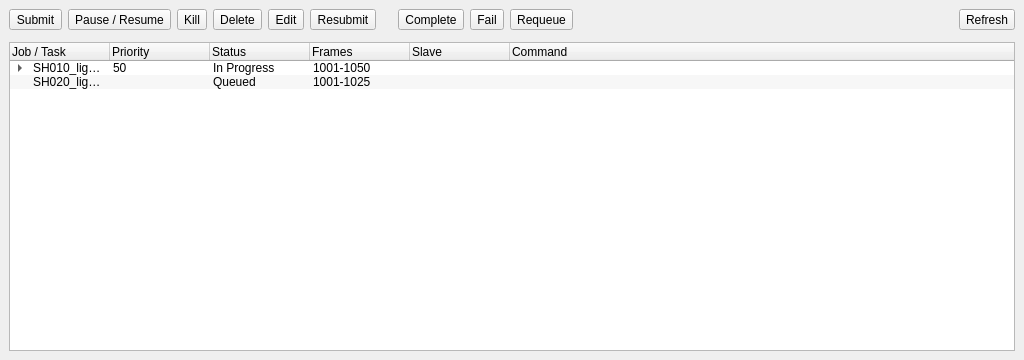
Old version of the form core/tools/gpsSubmit/queue_ui.ui in the repository mjbonnington/icarus-gps.
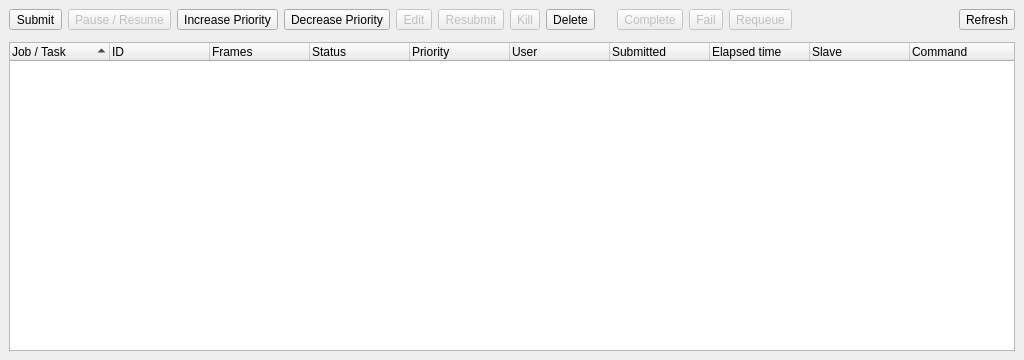
New version of the form.

Commit message: Render Queue manager bare-bones functionality is working.

What changed in the file:
```diff
--- a/core/tools/gpsSubmit/queue_ui.ui
+++ b/core/tools/gpsSubmit/queue_ui.ui
@@ -45,27 +45,33 @@
        </item>
        <item>
         <widget class="QToolButton" name="jobPauseResume_toolButton">
+         <property name="enabled">
+          <bool>false</bool>
+         </property>
          <property name="text">
           <string>Pause / Resume</string>
          </property>
         </widget>
        </item>
        <item>
-        <widget class="QToolButton" name="jobKill_toolButton">
+        <widget class="QToolButton" name="jobPriorityInc_toolButton">
          <property name="text">
-          <string>Kill</string>
+          <string>Increase Priority</string>
          </property>
         </widget>
        </item>
        <item>
-        <widget class="QToolButton" name="jobDelete_toolButton">
+        <widget class="QToolButton" name="jobPriorityDec_toolButton">
          <property name="text">
-          <string>Delete</string>
+          <string>Decrease Priority</string>
          </property>
         </widget>
        </item>
        <item>
         <widget class="QToolButton" name="jobEdit_toolButton">
+         <property name="enabled">
+          <bool>false</bool>
+         </property>
          <property name="text">
           <string>Edit</string>
          </property>
@@ -73,11 +79,31 @@
        </item>
        <item>
         <widget class="QToolButton" name="jobResubmit_toolButton">
+         <property name="enabled">
+          <bool>false</bool>
+         </property>
          <property name="text">
           <string>Resubmit</string>
          </property>
         </widget>
        </item>
+       <item>
+        <widget class="QToolButton" name="jobKill_toolButton">
+         <property name="enabled">
+          <bool>false</bool>
+         </property>
+         <property name="text">
+          <string>Kill</string>
+         </property>
+        </widget>
+       </item>
+       <item>
+        <widget class="QToolButton" name="jobDelete_toolButton">
+         <property name="text">
+          <string>Delete</string>
+         </property>
+        </widget>
+       </item>
        <item>
         <spacer name="horizontalSpacer_1">
          <property name="orientation">
@@ -96,6 +122,9 @@
        </item>
        <item>
         <widget class="QToolButton" name="taskComplete_toolButton">
+         <property name="enabled">
+          <bool>false</bool>
+         </property>
          <property name="text">
           <string>Complete</string>
          </property>
@@ -103,6 +132,9 @@
        </item>
        <item>
         <widget class="QToolButton" name="taskFail_toolButton">
+         <property name="enabled">
+          <bool>false</bool>
+         </property>
          <property name="text">
           <string>Fail</string>
          </property>
@@ -110,6 +142,9 @@
        </item>
        <item>
         <widget class="QToolButton" name="taskRequeue_toolButton">
+         <property name="enabled">
+          <bool>false</bool>
+         </property>
          <property name="text">
           <string>Requeue</string>
          </property>
@@ -150,7 +185,7 @@
        <bool>true</bool>
       </property>
       <property name="sortingEnabled">
-       <bool>false</bool>
+       <bool>true</bool>
       </property>
       <property name="animated">
        <bool>true</bool>
@@ -161,6 +196,9 @@
       <property name="expandsOnDoubleClick">
        <bool>true</bool>
       </property>
+      <attribute name="headerShowSortIndicator" stdset="0">
+       <bool>true</bool>
+      </attribute>
       <column>
        <property name="text">
         <string>Job / Task</string>
@@ -168,12 +206,7 @@
       </column>
       <column>
        <property name="text">
-        <string>Priority</string>
-       </property>
-      </column>
-      <column>
-       <property name="text">
-        <string>Status</string>
+        <string>ID</string>
        </property>
       </column>
       <column>
@@ -181,6 +214,31 @@
         <string>Frames</string>
        </property>
       </column>
+      <column>
+       <property name="text">
+        <string>Status</string>
+       </property>
+      </column>
+      <column>
+       <property name="text">
+        <string>Priority</string>
+       </property>
+      </column>
+      <column>
+       <property name="text">
+        <string>User</string>
+       </property>
+      </column>
+      <column>
+       <property name="text">
+        <string>Submitted</string>
+       </property>
+      </column>
+      <column>
+       <property name="text">
+        <string>Elapsed time</string>
+       </property>
+      </column>
       <column>
        <property name="text">
         <string>Slave</string>
@@ -191,146 +249,6 @@
         <string>Command</string>
        </property>
       </column>
-      <item>
-       <property name="text">
-        <string>SH010_lighting_v007</string>
-       </property>
-       <property name="text">
-        <string>50</string>
-       </property>
-       <property name="text">
-        <string>In Progress</string>
-       </property>
-       <property name="text">
-        <string>1001-1050</string>
-       </property>
-       <property name="text">
-        <string/>
-       </property>
-       <property name="text">
-        <string/>
-       </property>
-       <item>
-        <property name="text">
-         <string>Task 1</string>
-        </property>
-        <property name="text">
-         <string/>
-        </property>
-        <property name="text">
-         <string>Completed</string>
-        </property>
-        <property name="text">
-         <string>1001-1010</string>
-        </property>
-        <property name="text">
-         <string>3dws01</string>
-        </property>
-        <property name="text">
-         <string/>
-        </property>
-       </item>
-       <item>
-        <property name="text">
-         <string>Task 2</string>
-        </property>
-        <property name="text">
-         <string/>
-        </property>
-        <property name="text">
-         <string>In Progress</string>
-        </property>
-        <property name="text">
-         <string>1011-1020</string>
-        </property>
-        <property name="text">
-         <string>3dws02</string>
-        </property>
-        <property name="text">
-         <string/>
-        </property>
-       </item>
-       <item>
-        <property name="text">
-         <string>Task 3</string>
-        </property>
-        <property name="text">
-         <string/>
-        </property>
-        <property name="text">
-         <string>In Progress</string>
-        </property>
-        <property name="text">
-         <string>1021-1030</string>
-        </property>
-        <property name="text">
-         <string>3dws01</string>
-        </property>
-        <property name="text">
-         <string/>
-        </property>
-       </item>
-       <item>
-        <property name="text">
-         <string>Task 4</string>
-        </property>
-        <property name="text">
-         <string/>
-        </property>
-        <property name="text">
-         <string>Queued</string>
-        </property>
-        <property name="text">
-         <string>1031-1040</string>
-        </property>
-        <property name="text">
-         <string/>
-        </property>
-        <property name="text">
-         <string/>
-        </property>
-       </item>
-       <item>
-        <property name="text">
-         <string>Task 5</string>
-        </property>
-        <property name="text">
-         <string/>
-        </property>
-        <property name="text">
-         <string>Queued</string>
-        </property>
-        <property name="text">
-         <string>1041-1050</string>
-        </property>
-        <property name="text">
-         <string/>
-        </property>
-        <property name="text">
-         <string/>
-        </property>
-       </item>
-      </item>
-      <item>
-       <property name="text">
-        <string>SH020_lighting_v003</string>
-       </property>
-       <property name="text">
-        <string/>
-       </property>
-       <property name="text">
-        <string>Queued</string>
-       </property>
-       <property name="text">
-        <string>1001-1025</string>
-       </property>
-       <property name="text">
-        <string/>
-       </property>
-       <property name="text">
-        <string/>
-       </property>
-      </item>
      </widget>
     </item>
    </layout>
```
The commit also changes 7 other files.
